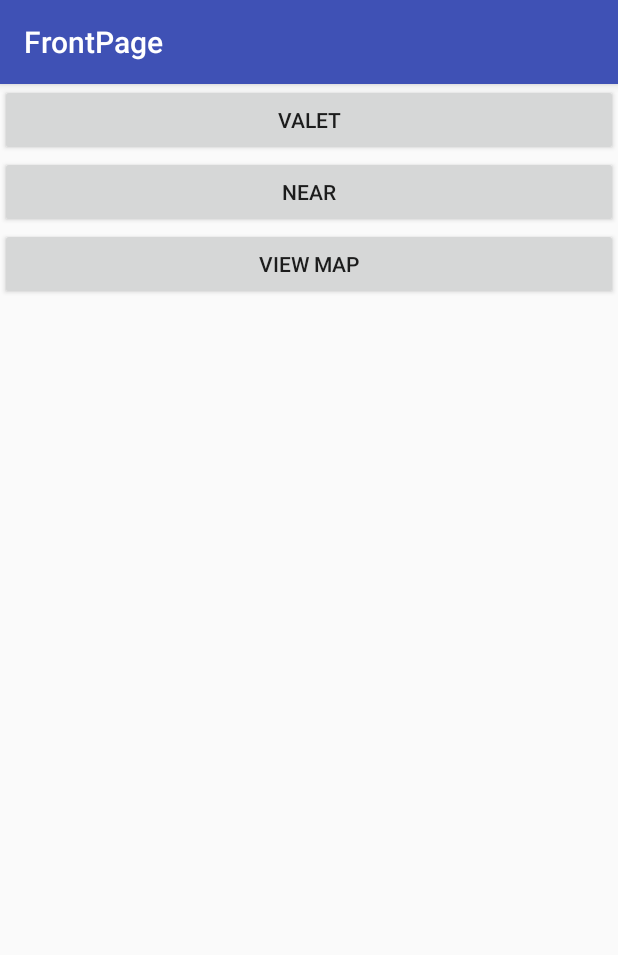
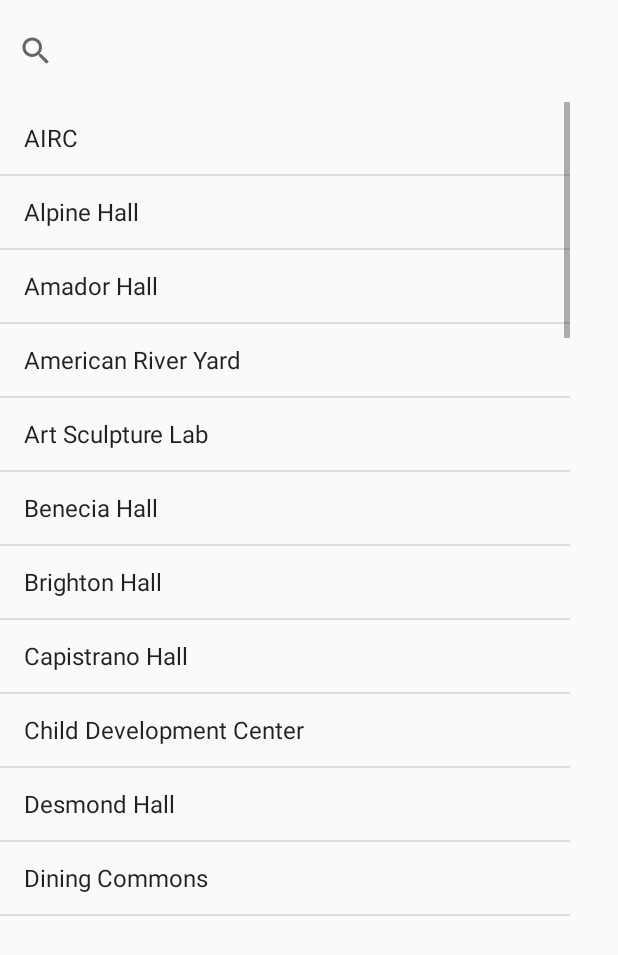
Before and after one commit to ksruthi1992/park, an Android app: the screen it shows after launch (FrontPageActivity before the commit, NearActivity after it), after a tap on "NEAR", on a phone screen of 412 x 824 dp. Shown: the top 955 px of the screen. Run offline under Robolectric (Android 15) with nearby library versions, the light colour scheme and no system bars.

Commit message:
made near mode clickable, added a list of buildings andsearch

```diff
--- a/ParkApp/app/build.gradle
+++ b/ParkApp/app/build.gradle
@@ -2,7 +2,7 @@ apply plugin: 'com.android.application'
 
 android {
     compileSdkVersion 25
-    buildToolsVersion "25.0.3"
+    buildToolsVersion '26.0.2'
     defaultConfig {
         applicationId "com.nolanroe.parkapp"
         minSdkVersion 21
--- a/ParkApp/app/src/main/AndroidManifest.xml
+++ b/ParkApp/app/src/main/AndroidManifest.xml
@@ -43,7 +43,7 @@
             android:label="ValetActivity"></activity>
 
         <activity android:name=".NearActivity"
-            android:label="NearActivity"></activity>
+            android:label="ValetActivity"></activity>
 
         <activity android:name=".FrontPageActivity"
             android:label="FrontPage"></activity>
--- a/ParkApp/app/src/main/java/com/nolanroe/parkapp/FrontPageActivity.java
+++ b/ParkApp/app/src/main/java/com/nolanroe/parkapp/FrontPageActivity.java
@@ -1,5 +1,8 @@
 package com.nolanroe.parkapp;
 
+import android.support.v4.app.Fragment;
+import android.support.v4.app.FragmentManager;
+import android.support.v4.app.FragmentTransaction;
 import android.content.Intent;
 import android.os.Bundle;
 import android.support.annotation.Nullable;
@@ -19,37 +22,25 @@ public class FrontPageActivity extends AppCompatActivity  {
         setContentView(R.layout.front_page_layout);
     }
 
-    public void valet(View view) {
-        Button valetButton = (Button) findViewById(R.id.valet_button);
-        valetButton.setOnClickListener(new View.OnClickListener() {
-            @Override
-            public void onClick(View v) {
+    public void buttonPressed(View view)
+    {
+        if (view == findViewById(R.id.valet_button))
+        {
             Intent i = new Intent(getApplicationContext(), ValetActivity.class);
             startActivity(i);
         }
-        });
-    }
 
-    public void near(View view) {
-        Button nearButton = (Button) findViewById(R.id.near_button);
-        nearButton.setOnClickListener(new View.OnClickListener() {
-            @Override
-            public void onClick(View v) {
+        else if (view == findViewById(R.id.near_button))
+        {
             Intent i = new Intent(getApplicationContext(), NearActivity.class);
             startActivity(i);
+
         }
-        });
-    }
-
-    public void viewMap(View view) {
-        Button viewMapButton = (Button) findViewById(R.id.view_map_button);
-        viewMapButton.setOnClickListener(new View.OnClickListener() {
-            @Override
-            public void onClick(View v) {
+        else if (view == findViewById(R.id.view_map_button))
+        {
             Intent i = new Intent(getApplicationContext(), MapsActivity.class);
             startActivity(i);
         }
-        });
     }
 
 }
--- a/ParkApp/app/src/main/java/com/nolanroe/parkapp/MainActivity.java
+++ b/ParkApp/app/src/main/java/com/nolanroe/parkapp/MainActivity.java
@@ -11,9 +11,8 @@ public class MainActivity extends AppCompatActivity {
         super.onCreate(savedInstanceState);
         setContentView(R.layout.activity_main);
 
-        //create an intent to get over to MapsActivity class
+        //create an intent to get over to FrontPageActivity class
         Intent i = new Intent(this, FrontPageActivity.class);
         startActivity(i);
-
     }
 }
--- a/ParkApp/app/src/main/java/com/nolanroe/parkapp/NearActivity.java
+++ b/ParkApp/app/src/main/java/com/nolanroe/parkapp/NearActivity.java
@@ -1,30 +1,55 @@
 package com.nolanroe.parkapp;
 
+import android.app.Activity;
 import android.os.Bundle;
 import android.support.annotation.Nullable;
-import android.support.v4.app.Fragment;
-import android.view.LayoutInflater;
+import android.support.v7.app.AppCompatActivity;
 import android.view.View;
-import android.view.ViewGroup;
+import android.view.Window;
+import android.widget.ArrayAdapter;
+import android.widget.ListView;
+import android.widget.SearchView;
 
 import java.util.ArrayList;
+import java.util.Arrays;
 
 /**
  * Created by Danolanater on 10/23/2017.
  */
 
-public class NearActivity extends Fragment{
+public class NearActivity extends Activity {
 
     @Nullable
     @Override
-    public View onCreateView(LayoutInflater inflater, @Nullable ViewGroup container, @Nullable Bundle savedInstanceState) {
-        View rootView = inflater.inflate(R.layout.building_list, container, false);
+    protected void onCreate(Bundle savedInstanceState) {
+        super.onCreate(savedInstanceState);
+        setContentView(R.layout.building_list);
 
-        final ArrayList<String> buildings = new ArrayList<>();
-        buildings.add(new String("Alpine Hall"));
-        buildings.add(new String("Amador Hall"));
-        buildings.add(new String("Your Mom's House"));
 
-        return rootView;
+//Edited by Hugo
+        SearchView searchview = (SearchView) findViewById(R.id.searchBuildings);
+        ListView listBuildings = (ListView) findViewById(R.id.buildingsList);
+        final String[] listOfBuildings = {"Draper Hall", "Dining Commons", "Sierra Hall", "Sutter Hall", "American River Yard",
+                "Jenkins Hall", "Desmond Hall", "Shasta Hall", "River Front Center", "Sacramento Hall",
+                "Lassen Hall", "Yosemite Hall", "Solano Hall", "Kadema Hall", "Douglass Hall", "Mendocino Hall", "Sequoia Hall", "Placer Hall",
+                "Alpine Hall", "Mariposa Hall", "Eureka Hall", "Brighton Hall", "Humboldt Hall", "Riverside Hall", "Santa Clara Hall",
+                "Union", "Hornet Bookstore", "AIRC", "Child Development Center", "El Dorado Hall", "Art Sculpture Lab", "Library", "Studio Theatre",
+                "Capistrano Hall", "Amador Hall", "Tahoe Hall", "Benecia Hall", "The Well", "Hornet Stadium"};
+        Arrays.sort(listOfBuildings);
+        final ArrayAdapter<String> adapter = new ArrayAdapter<String>(listBuildings.getContext(), android.R.layout.simple_list_item_1, listOfBuildings);
+        listBuildings.setAdapter(adapter);
+
+        searchview.setOnQueryTextListener(new SearchView.OnQueryTextListener() {
+            @Override
+            public boolean onQueryTextSubmit(String query) {
+                return false;
+            }
+
+            @Override
+            public boolean onQueryTextChange(String newText) {
+                adapter.getFilter().filter(newText);
+                return false;
+            }
+        });
     }
 }
--- a/ParkApp/app/src/main/res/layout/building_list.xml
+++ b/ParkApp/app/src/main/res/layout/building_list.xml
@@ -1,5 +1,30 @@
 <?xml version="1.0" encoding="utf-8"?>
-<ListView xmlns:android="http://schemas.android.com/apk/res/android"
-    android:layout_width="match_parent" android:layout_height="match_parent">
+<RelativeLayout xmlns:android="http://schemas.android.com/apk/res/android"
+    xmlns:app="http://schemas.android.com/apk/res-auto"
+    xmlns:tools="http://schemas.android.com/tools"
+    android:layout_width="match_parent"
+    android:layout_height="match_parent">
 
-</ListView>
+
+    <SearchView
+        android:id="@+id/searchBuildings"
+        android:layout_width="match_parent"
+        android:layout_height="68dp"
+        android:layout_alignParentStart="true"
+        android:layout_alignParentTop="true"
+
+        app:layout_constraintBottom_toTopOf="@+id/buildingsList"
+/>
+
+    <ListView
+        android:id="@+id/buildingsList"
+        android:layout_width="380dp"
+        android:layout_height="550dp"
+        android:layout_alignParentStart="true"
+        android:layout_below="@+id/searchBuildings"
+        app:layout_constraintBottom_toBottomOf="parent"
+        app:layout_constraintEnd_toEndOf="parent"
+        app:layout_constraintStart_toStartOf="parent" />
+
+
+</RelativeLayout>
--- a/ParkApp/app/src/main/res/layout/front_page_layout.xml
+++ b/ParkApp/app/src/main/res/layout/front_page_layout.xml
@@ -1,28 +1,30 @@
 <?xml version="1.0" encoding="utf-8"?>
 <LinearLayout xmlns:android="http://schemas.android.com/apk/res/android"
-    android:orientation="vertical" android:layout_width="match_parent"
+    android:orientation="vertical"
+    android:layout_width="match_parent"
     android:layout_height="match_parent">
 
+
     <Button
-        android:text="Valet"
+        android:text="@string/valet"
         android:id="@+id/valet_button"
-        android:onClick="valet"
+        android:onClick="buttonPressed"
         android:layout_width="match_parent"
         android:layout_height="wrap_content">
     </Button>
 
     <Button
-        android:text="Near"
-        android:onClick="near"
+        android:text="@string/near"
+        android:onClick="buttonPressed"
         android:id="@+id/near_button"
         android:layout_width="match_parent"
         android:layout_height="wrap_content" />
 
     <Button
-        android:text="View Map"
+        android:text="@string/view_map"
         android:id="@+id/view_map_button"
         android:layout_width="match_parent"
         android:layout_height="wrap_content"
-        android:onClick="viewMap"/>
+        android:onClick="buttonPressed"/>
 
 </LinearLayout>
--- a/ParkApp/app/src/main/res/values/strings.xml
+++ b/ParkApp/app/src/main/res/values/strings.xml
@@ -1,4 +1,7 @@
 <resources>
     <string name="app_name">ParkApp</string>
     <string name="title_activity_maps">Map</string>
+    <string name="valet">Valet</string>
+    <string name="near">Near</string>
+    <string name="view_map">View Map</string>
 </resources>
--- a/ParkApp/build.gradle
+++ b/ParkApp/build.gradle
@@ -5,7 +5,7 @@ buildscript {
         jcenter()
     }
     dependencies {
-        classpath 'com.android.tools.build:gradle:2.3.3'
+        classpath 'com.android.tools.build:gradle:3.0.0'
 
         // NOTE: Do not place your application dependencies here; they belong
         // in the individual module build.gradle files
--- a/ParkApp/library/build.gradle
+++ b/ParkApp/library/build.gradle
@@ -12,7 +12,7 @@ dependencies {
 android {
     compileSdkVersion 25
 
-    buildToolsVersion "26.0.1"
+    buildToolsVersion '26.0.2'
 
     resourcePrefix 'amu_'
 
```
Also changed, not shown: ParkApp/gradle/wrapper/gradle-wrapper.properties, 647 other files. Lines whose indentation alone changed are shown as unchanged.
